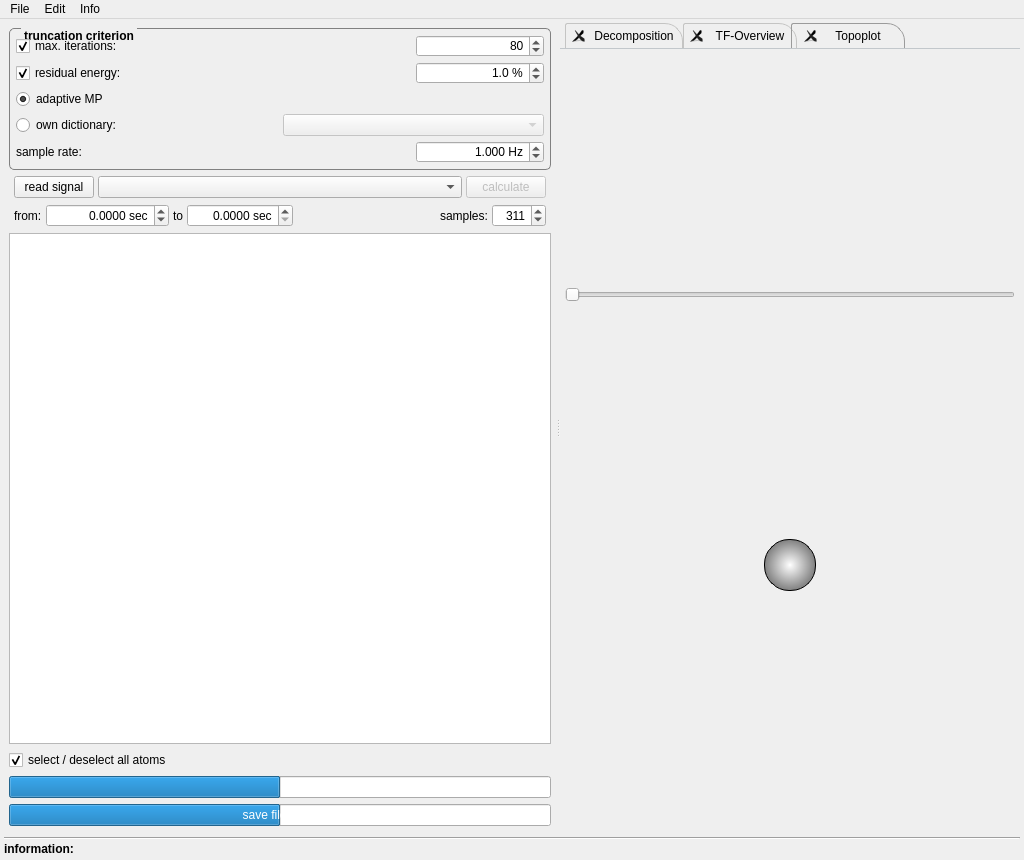
Qt form applications/mne_matching_pursuit/mainwindow.ui (LostSign/mne-cpp) before a commit.
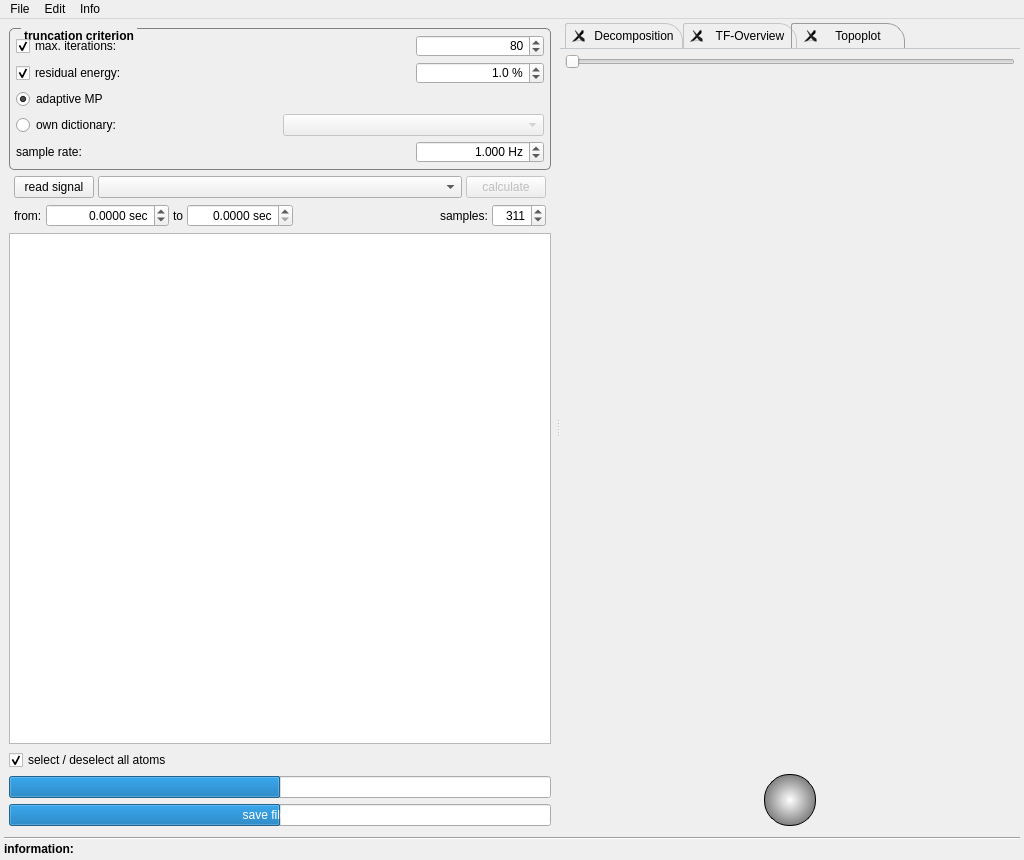
The same form after that commit. The open tabs and pages were chosen to show the change. Icons and pictures are not drawn.

Commit message: upd: topoplot

What changed in the file:
```diff
--- a/applications/mne_matching_pursuit/mainwindow.ui
+++ b/applications/mne_matching_pursuit/mainwindow.ui
@@ -967,8 +967,8 @@
            <attribute name="title">
             <string>Topoplot</string>
            </attribute>
-           <layout class="QGridLayout" name="gridLayout_3">
-            <item row="2" column="1">
+           <layout class="QGridLayout" name="gridLayout_3" rowstretch="1,0,0,0">
+            <item row="3" column="1">
              <widget class="QPushButton" name="btt_playtopo">
               <property name="styleSheet">
                <string notr="true">background-color: qradialgradient(spread:pad, cx:0.5, cy:0.5, radius:0.5, fx:0.5, fy:0.5, stop:0 white,  stop:1 grey);
@@ -999,7 +999,7 @@
               </property>
              </widget>
             </item>
-            <item row="2" column="0">
+            <item row="3" column="0">
              <spacer name="horizontalSpacer">
               <property name="orientation">
                <enum>Qt::Horizontal</enum>
@@ -1012,7 +1012,7 @@
               </property>
              </spacer>
             </item>
-            <item row="2" column="2">
+            <item row="3" column="2">
              <spacer name="horizontalSpacer_2">
               <property name="orientation">
                <enum>Qt::Horizontal</enum>
@@ -1039,6 +1039,19 @@
               </property>
              </widget>
             </item>
+            <item row="2" column="2">
+             <widget class="QLabel" name="lb_topotime">
+              <property name="sizePolicy">
+               <sizepolicy hsizetype="Preferred" vsizetype="Preferred">
+                <horstretch>0</horstretch>
+                <verstretch>0</verstretch>
+               </sizepolicy>
+              </property>
+              <property name="text">
+               <string/>
+              </property>
+             </widget>
+            </item>
            </layout>
           </widget>
          </widget>
```
The commit also changes 1 other file.
